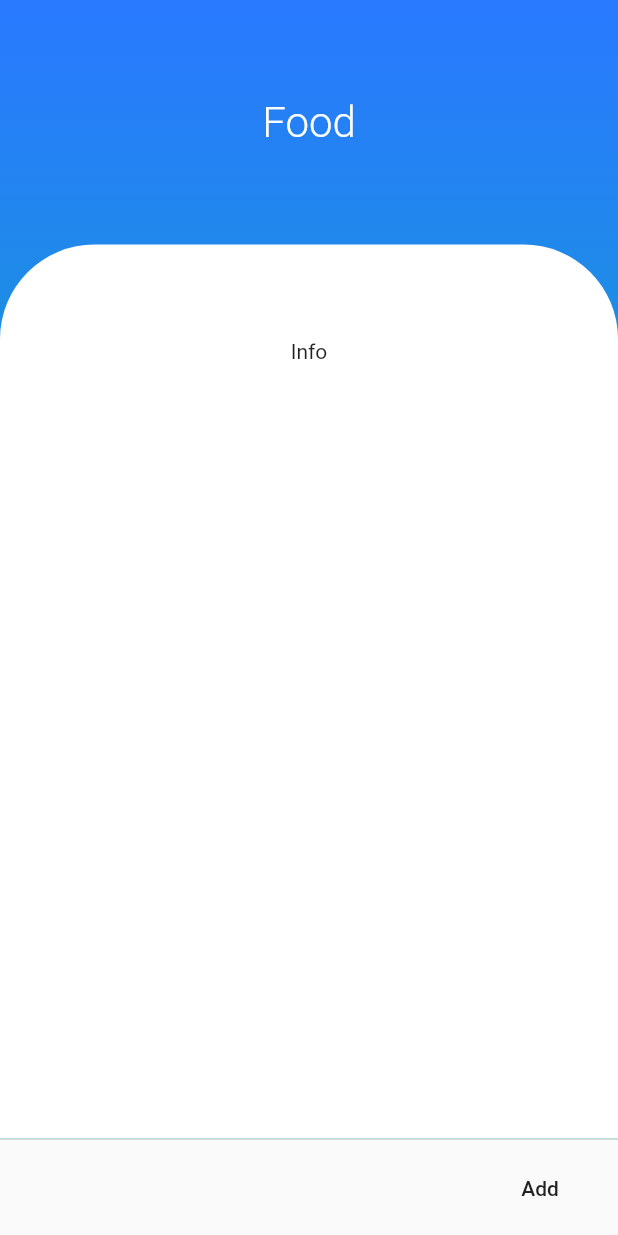
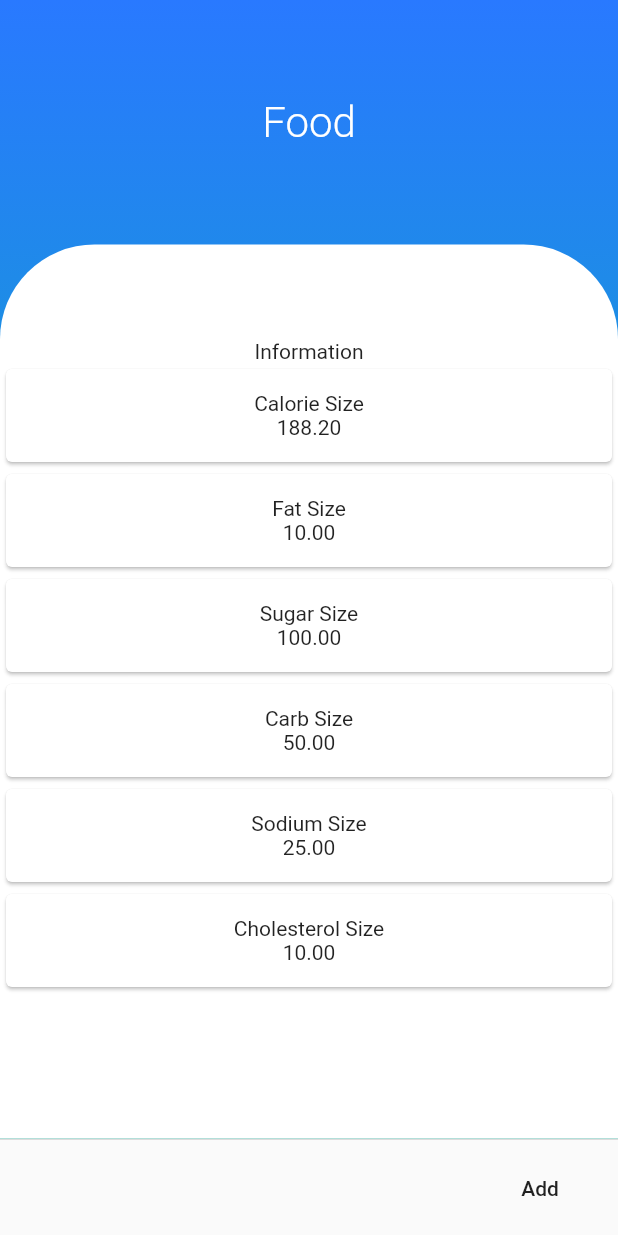
Before and after one commit to kierbenz/nutrition_app, a Flutter app: the FoodDetailScreen screen opened directly, on a phone screen of 412 x 824 dp. Run offline on Flutter 3.47's test engine with Material 2 defaults, Android fonts, the phone set to English and light mode, and no system bars; our stand-ins replace charts_flutter.

Commit message:
feat: food detail card

```diff
--- a/lib/app/screens/food_detail_screen.dart
+++ b/lib/app/screens/food_detail_screen.dart
@@ -1,4 +1,5 @@
 import 'package:flutter/material.dart';
+import 'widgets/food_detail_card.dart';
 import 'food_screen.dart';
 
 
@@ -46,11 +47,38 @@ class FoodDetailScreen extends StatelessWidget {
                 ),
                 child: Padding(
                   padding: EdgeInsets.only(top: 63.0),
-                  child: Column(
-                    children: <Widget>[
-                      Text('Info'),
-                    ],
-                  )
+                  child: SingleChildScrollView(
+                    child: Column(
+                      crossAxisAlignment: CrossAxisAlignment.stretch,
+                      children: <Widget>[
+                        Text('Information', textAlign: TextAlign.center),
+                        FoodDetailCard(
+                          title: 'Calorie Size',
+                          content: '188.20',
+                        ),
+                        FoodDetailCard(
+                          title: 'Fat Size',
+                          content: '10.00',
+                        ),
+                        FoodDetailCard(
+                          title: 'Sugar Size',
+                          content: '100.00',
+                        ),
+                        FoodDetailCard(
+                          title: 'Carb Size',
+                          content: '50.00',
+                        ),
+                        FoodDetailCard(
+                          title: 'Sodium Size',
+                          content: '25.00',
+                        ),
+                        FoodDetailCard(
+                          title: 'Cholesterol Size',
+                          content: '10.00',
+                        ),
+                      ],
+                    ),
+                  ),
                 ),
               ),
             ),
--- /dev/null
+++ b/lib/app/screens/widgets/food_detail_card.dart
@@ -0,0 +1,27 @@
+import 'package:flutter/material.dart';
+
+
+class FoodDetailCard extends StatelessWidget {
+  final String title;
+  final String content;
+
+  FoodDetailCard({
+    @required this.title,
+    @required this.content,
+  });
+
+  @override
+  Widget build(BuildContext context) {
+    return Card(
+      child: Padding(
+        padding: EdgeInsets.all(15.0),
+        child: Column(
+          children: <Widget>[
+            Text(this.title),
+            Text(this.content),
+          ],
+        ),
+      ),
+    );
+  }
+}
```
